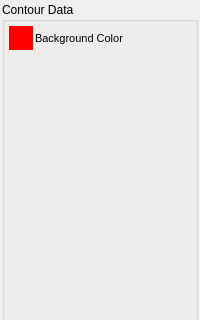
CMSM-VCU/zoo, file src/zoo/ui/controlpane_visuals.ui: the form before one commit; both pictures show x 0 to 200 and y 0 to 320 of the 200 by 630 pixel window.
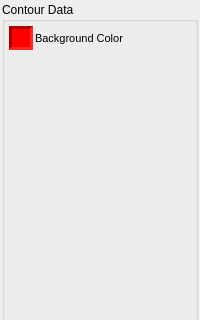
The form after the commit.

What changed in the file:
```diff
--- a/src/zoo/ui/controlpane_visuals.ui
+++ b/src/zoo/ui/controlpane_visuals.ui
@@ -72,10 +72,13 @@
              <string notr="true">background-color: red</string>
             </property>
             <property name="frameShape">
-             <enum>QFrame::NoFrame</enum>
+             <enum>QFrame::Panel</enum>
             </property>
             <property name="frameShadow">
-             <enum>QFrame::Plain</enum>
+             <enum>QFrame::Sunken</enum>
+            </property>
+            <property name="lineWidth">
+             <number>3</number>
             </property>
            </widget>
           </item>
```
